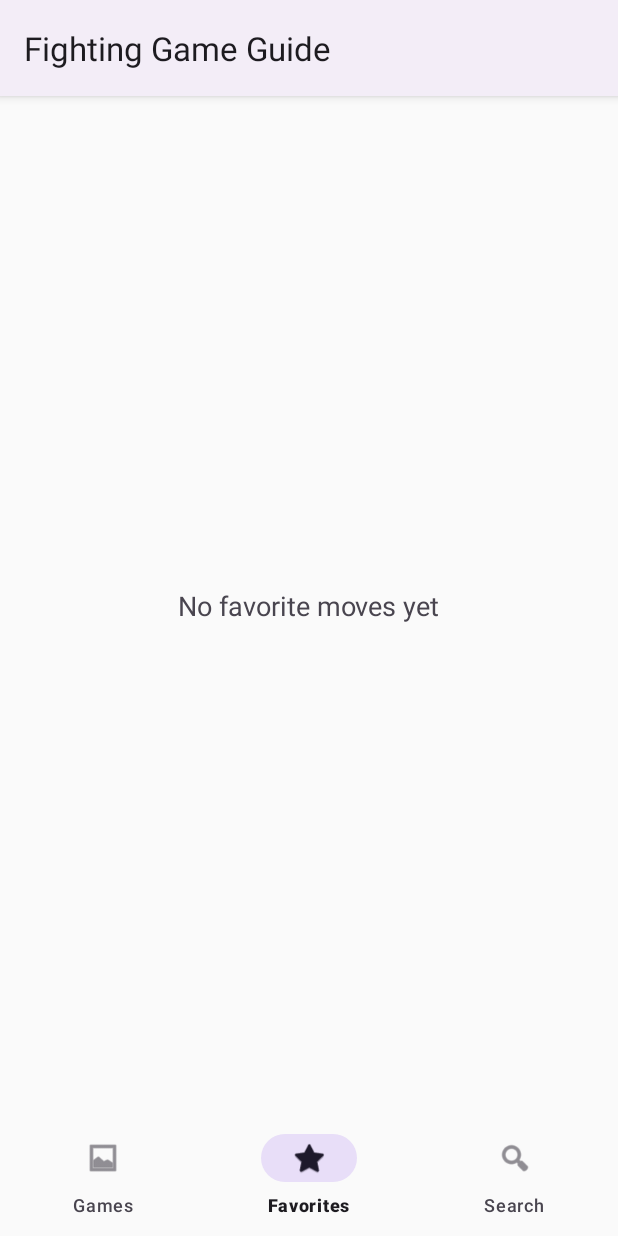
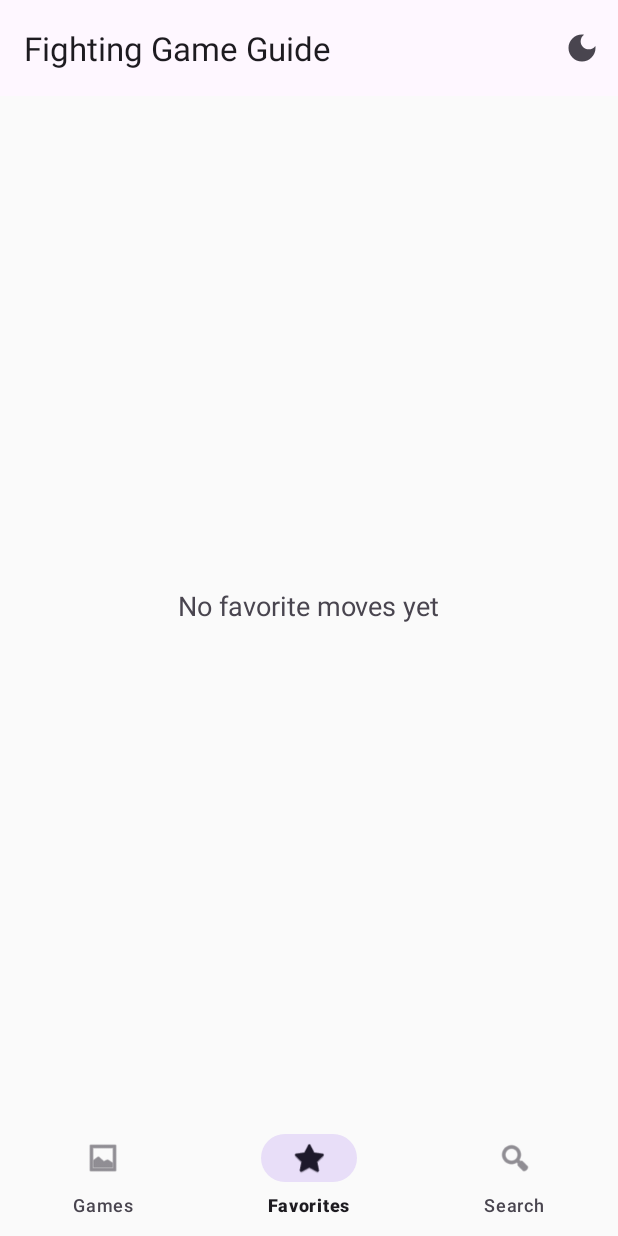
Before and after one commit to Samuel-Udani-III/App-Development-App-2, an Android app: the screen it shows after launch (MainActivity), item 2 of the bottom bar chosen, on a phone screen of 412 x 824 dp. Run offline under Robolectric (Android 15) with nearby library versions, the phone set to English and light mode, and no system bars; our stand-ins replace Room's generated code.

Commit message:
added dark mode and fixed search function

```diff
--- a/app/src/main/java/com/yaboi/plapisfightinggamemanual/MainActivity.kt
+++ b/app/src/main/java/com/yaboi/plapisfightinggamemanual/MainActivity.kt
@@ -2,13 +2,16 @@ package com.yaboi.plapisfightinggamemanual
 
 import android.content.Intent
 import android.os.Bundle
+import android.view.Menu
+import android.view.MenuItem
 import android.view.View
-import android.widget.TextView
 import android.widget.Toast
 import androidx.appcompat.app.AppCompatActivity
+import androidx.appcompat.app.AppCompatDelegate
 import androidx.fragment.app.Fragment
 import androidx.recyclerview.widget.LinearLayoutManager
 import androidx.recyclerview.widget.RecyclerView
+import com.google.android.material.appbar.MaterialToolbar
 import com.google.android.material.bottomnavigation.BottomNavigationView
 import com.yaboi.plapisfightinggamemanual.ui.FavoritesFragment
 import com.yaboi.plapisfightinggamemanual.ui.SearchFragment
@@ -16,7 +19,7 @@ import com.yaboi.plapisfightinggamemanual.ui.SearchFragment
 class MainActivity : AppCompatActivity() {
     private lateinit var recyclerView: RecyclerView
     private lateinit var bottomNavigation: BottomNavigationView
-    private lateinit var titleTextView: TextView
+    private lateinit var topAppBar: MaterialToolbar
 
     override fun onCreate(savedInstanceState: Bundle?) {
         super.onCreate(savedInstanceState)
@@ -24,7 +27,9 @@ class MainActivity : AppCompatActivity() {
 
         recyclerView = findViewById(R.id.gamesRecyclerView)
         bottomNavigation = findViewById(R.id.bottomNavigation)
-        titleTextView = findViewById(R.id.titleTextView)
+        topAppBar = findViewById(R.id.topAppBar)
+
+        setSupportActionBar(topAppBar)
 
         recyclerView.layoutManager = LinearLayoutManager(this)
         setupGames()
@@ -35,6 +40,42 @@ class MainActivity : AppCompatActivity() {
             showFavoritesFragment()
             bottomNavigation.selectedItemId = R.id.navigation_favorites
         }
+    }
+
+    override fun onCreateOptionsMenu(menu: Menu): Boolean {
+        menuInflater.inflate(R.menu.top_app_bar, menu)
+        updateThemeIcon(menu.findItem(R.id.action_toggle_theme))
+        return true
+    }
+
+    override fun onOptionsItemSelected(item: MenuItem): Boolean {
+        return when (item.itemId) {
+            R.id.action_toggle_theme -> {
+                toggleDarkMode()
+                true
+            }
+            else -> super.onOptionsItemSelected(item)
+        }
+    }
+
+    private fun toggleDarkMode() {
+        when (AppCompatDelegate.getDefaultNightMode()) {
+            AppCompatDelegate.MODE_NIGHT_YES -> {
+                AppCompatDelegate.setDefaultNightMode(AppCompatDelegate.MODE_NIGHT_NO)
+            }
+            else -> {
+                AppCompatDelegate.setDefaultNightMode(AppCompatDelegate.MODE_NIGHT_YES)
+            }
+        }
+    }
+
+    private fun updateThemeIcon(menuItem: MenuItem) {
+        menuItem.setIcon(
+            if (AppCompatDelegate.getDefaultNightMode() == AppCompatDelegate.MODE_NIGHT_YES)
+                R.drawable.ic_light_mode
+            else
+                R.drawable.ic_dark_mode
+        )
     }
 
     override fun onNewIntent(intent: Intent) {
@@ -113,7 +154,6 @@ class MainActivity : AppCompatActivity() {
 
     private fun showGamesView() {
         recyclerView.visibility = View.VISIBLE
-        titleTextView.visibility = View.VISIBLE
         supportFragmentManager.findFragmentById(R.id.fragmentContainer)?.let {
             supportFragmentManager.beginTransaction()
                 .remove(it)
@@ -123,7 +163,6 @@ class MainActivity : AppCompatActivity() {
 
     private fun showFavoritesFragment() {
         recyclerView.visibility = View.GONE
-        titleTextView.visibility = View.GONE
         val fragment = supportFragmentManager.findFragmentById(R.id.fragmentContainer)
         if (fragment !is FavoritesFragment) {
             supportFragmentManager.beginTransaction()
@@ -134,7 +173,6 @@ class MainActivity : AppCompatActivity() {
 
     private fun showSearchFragment() {
         recyclerView.visibility = View.GONE
-        titleTextView.visibility = View.GONE
         val fragment = supportFragmentManager.findFragmentById(R.id.fragmentContainer)
         if (fragment !is SearchFragment) {
             supportFragmentManager.beginTransaction()
--- a/app/src/main/java/com/yaboi/plapisfightinggamemanual/data/CapcomVsSNK2Repository.kt
+++ b/app/src/main/java/com/yaboi/plapisfightinggamemanual/data/CapcomVsSNK2Repository.kt
@@ -3,6 +3,10 @@ package com.yaboi.plapisfightinggamemanual.data
 object CapcomVsSNK2Repository {
     fun getCharacterDetails(characterId: String): CharacterDetails? {
         return characterData[characterId]
+    }
+
+    fun getAllCharacters(): List<CharacterDetails> {
+        return characterData.values.toList()
     }
 
     private val characterData = mapOf(
--- a/app/src/main/java/com/yaboi/plapisfightinggamemanual/data/GuiltyGearStriveRepository.kt
+++ b/app/src/main/java/com/yaboi/plapisfightinggamemanual/data/GuiltyGearStriveRepository.kt
@@ -3,6 +3,10 @@ package com.yaboi.plapisfightinggamemanual.data
 object GuiltyGearStriveRepository {
     fun getCharacterDetails(characterId: String): CharacterDetails? {
         return characterData[characterId]
+    }
+
+    fun getAllCharacters(): List<CharacterDetails> {
+        return characterData.values.toList()
     }
 
     private val characterData = mapOf(
--- a/app/src/main/java/com/yaboi/plapisfightinggamemanual/data/KingOfFighters15Repository.kt
+++ b/app/src/main/java/com/yaboi/plapisfightinggamemanual/data/KingOfFighters15Repository.kt
@@ -3,6 +3,10 @@ package com.yaboi.plapisfightinggamemanual.data
 object KingOfFighters15Repository {
     fun getCharacterDetails(characterId: String): CharacterDetails? {
         return characterData[characterId]
+    }
+
+    fun getAllCharacters(): List<CharacterDetails> {
+        return characterData.values.toList()
     }
 
     private val characterData = mapOf(
--- a/app/src/main/java/com/yaboi/plapisfightinggamemanual/data/SamuraiShodownRepository.kt
+++ b/app/src/main/java/com/yaboi/plapisfightinggamemanual/data/SamuraiShodownRepository.kt
@@ -3,6 +3,10 @@ package com.yaboi.plapisfightinggamemanual.data
 object SamuraiShodownRepository {
     fun getCharacterDetails(characterId: String): CharacterDetails? {
         return characterData[characterId]
+    }
+
+    fun getAllCharacters(): List<CharacterDetails> {
+        return characterData.values.toList()
     }
 
     private val characterData = mapOf(
--- a/app/src/main/java/com/yaboi/plapisfightinggamemanual/data/TekkenRepository.kt
+++ b/app/src/main/java/com/yaboi/plapisfightinggamemanual/data/TekkenRepository.kt
@@ -3,6 +3,10 @@ package com.yaboi.plapisfightinggamemanual.data
 object TekkenRepository {
     fun getCharacterDetails(characterId: String): CharacterDetails? {
         return characterData[characterId]
+    }
+
+    fun getAllCharacters(): List<CharacterDetails> {
+        return characterData.values.toList()
     }
 
     private val characterData = mapOf(
--- a/app/src/main/java/com/yaboi/plapisfightinggamemanual/ui/CharacterDetailActivity.kt
+++ b/app/src/main/java/com/yaboi/plapisfightinggamemanual/ui/CharacterDetailActivity.kt
@@ -23,7 +23,7 @@ class CharacterDetailActivity : AppCompatActivity() {
         super.onCreate(savedInstanceState)
         setContentView(R.layout.activity_character_detail)
 
-        val characterId = intent.getStringExtra(EXTRA_CHARACTER_ID)
+        var characterId = intent.getStringExtra(EXTRA_CHARACTER_ID)
         gameId = intent.getStringExtra(EXTRA_GAME_ID) ?: "ggst"
         val moveToHighlight = intent.getStringExtra(EXTRA_MOVE_TO_HIGHLIGHT)
 
@@ -31,6 +31,9 @@ class CharacterDetailActivity : AppCompatActivity() {
             finish()
             return
         }
+
+        // Strip game prefix from character ID if it exists
+        characterId = characterId.substringAfter("${gameId}_")
 
         characterDetails = try {
             when (gameId) {
--- a/app/src/main/java/com/yaboi/plapisfightinggamemanual/viewmodel/FavoriteMoveViewModel.kt
+++ b/app/src/main/java/com/yaboi/plapisfightinggamemanual/viewmodel/FavoriteMoveViewModel.kt
@@ -34,7 +34,7 @@ class FavoriteMoveViewModel(application: Application) : AndroidViewModel(applica
 
     fun addToFavorites(move: FavoriteMove) {
         viewModelScope.launch {
-            repository.insertFavorite(move)
+        repository.insertFavorite(move)
             updateFavoriteState(move.moveId, true)
         }
     }
@@ -48,7 +48,7 @@ class FavoriteMoveViewModel(application: Application) : AndroidViewModel(applica
 
     fun removeFromFavorites(move: FavoriteMove) {
         viewModelScope.launch {
-            repository.deleteFavorite(move)
+        repository.deleteFavorite(move)
             updateFavoriteState(move.moveId, false)
         }
     }
--- /dev/null
+++ b/app/src/main/res/drawable/ic_dark_mode.xml
@@ -0,0 +1,11 @@
+<?xml version="1.0" encoding="utf-8"?>
+<vector xmlns:android="http://schemas.android.com/apk/res/android"
+    android:width="24dp"
+    android:height="24dp"
+    android:viewportWidth="24"
+    android:viewportHeight="24"
+    android:tint="?attr/colorControlNormal">
+    <path
+        android:fillColor="@android:color/white"
+        android:pathData="M12,3c-4.97,0 -9,4.03 -9,9s4.03,9 9,9s9,-4.03 9,-9c0,-0.46 -0.04,-0.92 -0.1,-1.36c-0.98,1.37 -2.58,2.26 -4.4,2.26c-2.98,0 -5.4,-2.42 -5.4,-5.4c0,-1.81 0.89,-3.42 2.26,-4.4C12.92,3.04 12.46,3 12,3L12,3z"/>
+</vector>
--- /dev/null
+++ b/app/src/main/res/drawable/ic_light_mode.xml
@@ -0,0 +1,11 @@
+<?xml version="1.0" encoding="utf-8"?>
+<vector xmlns:android="http://schemas.android.com/apk/res/android"
+    android:width="24dp"
+    android:height="24dp"
+    android:viewportWidth="24"
+    android:viewportHeight="24"
+    android:tint="?attr/colorControlNormal">
+    <path
+        android:fillColor="@android:color/white"
+        android:pathData="M12,7c-2.76,0 -5,2.24 -5,5s2.24,5 5,5s5,-2.24 5,-5s-2.24,-5 -5,-5L12,7zM2,13l2,0c0.55,0 1,-0.45 1,-1s-0.45,-1 -1,-1l-2,0c-0.55,0 -1,0.45 -1,1s0.45,1 1,1zM20,13l2,0c0.55,0 1,-0.45 1,-1s-0.45,-1 -1,-1l-2,0c-0.55,0 -1,0.45 -1,1s0.45,1 1,1zM11,2v2c0,0.55 0.45,1 1,1s1,-0.45 1,-1V2c0,-0.55 -0.45,-1 -1,-1s-1,0.45 -1,1zM11,20v2c0,0.55 0.45,1 1,1s1,-0.45 1,-1v-2c0,-0.55 -0.45,-1 -1,-1s-1,0.45 -1,1zM5.99,4.58c-0.39,-0.39 -1.03,-0.39 -1.41,0c-0.39,0.39 -0.39,1.03 0,1.41l1.06,1.06c0.39,0.39 1.03,0.39 1.41,0s0.39,-1.03 0,-1.41L5.99,4.58zM18.36,16.95c-0.39,-0.39 -1.03,-0.39 -1.41,0c-0.39,0.39 -0.39,1.03 0,1.41l1.06,1.06c0.39,0.39 1.03,0.39 1.41,0c0.39,-0.39 0.39,-1.03 0,-1.41L18.36,16.95zM19.42,5.99c0.39,-0.39 0.39,-1.03 0,-1.41c-0.39,-0.39 -1.03,-0.39 -1.41,0l-1.06,1.06c-0.39,0.39 -0.39,1.03 0,1.41s1.03,0.39 1.41,0L19.42,5.99zM7.05,18.36c0.39,-0.39 0.39,-1.03 0,-1.41c-0.39,-0.39 -1.03,-0.39 -1.41,0l-1.06,1.06c-0.39,0.39 -0.39,1.03 0,1.41s1.03,0.39 1.41,0L7.05,18.36z"/>
+</vector>
--- a/app/src/main/res/layout/activity_main.xml
+++ b/app/src/main/res/layout/activity_main.xml
@@ -4,17 +4,21 @@
     android:layout_width="match_parent"
     android:layout_height="match_parent">
 
-    <TextView
-        android:id="@+id/titleTextView"
-        android:layout_width="wrap_content"
+    <com.google.android.material.appbar.AppBarLayout
+        android:id="@+id/appBarLayout"
+        android:layout_width="match_parent"
         android:layout_height="wrap_content"
-        android:layout_marginTop="16dp"
-        android:text="Fighting Game Guide"
-        android:textSize="24sp"
-        android:textStyle="bold"
-        app:layout_constraintLeft_toLeftOf="parent"
-        app:layout_constraintRight_toRightOf="parent"
-        app:layout_constraintTop_toTopOf="parent" />
+        app:layout_constraintTop_toTopOf="parent">
+
+        <com.google.android.material.appbar.MaterialToolbar
+            android:id="@+id/topAppBar"
+            android:layout_width="match_parent"
+            android:layout_height="?attr/actionBarSize"
+            app:menu="@menu/top_app_bar"
+            app:title="Fighting Game Guide"
+            style="@style/Widget.Material3.Toolbar.Surface" />
+
+    </com.google.android.material.appbar.AppBarLayout>
 
     <androidx.recyclerview.widget.RecyclerView
         android:id="@+id/gamesRecyclerView"
@@ -25,7 +29,7 @@
         app:layout_constraintBottom_toTopOf="@id/bottomNavigation"
         app:layout_constraintLeft_toLeftOf="parent"
         app:layout_constraintRight_toRightOf="parent"
-        app:layout_constraintTop_toTopOf="parent" />
+        app:layout_constraintTop_toBottomOf="@id/appBarLayout" />
 
     <androidx.fragment.app.FragmentContainerView
         android:id="@+id/fragmentContainer"
@@ -34,7 +38,7 @@
         app:layout_constraintBottom_toTopOf="@id/bottomNavigation"
         app:layout_constraintLeft_toLeftOf="parent"
         app:layout_constraintRight_toRightOf="parent"
-        app:layout_constraintTop_toTopOf="parent" />
+        app:layout_constraintTop_toBottomOf="@id/appBarLayout" />
 
     <com.google.android.material.bottomnavigation.BottomNavigationView
         android:id="@+id/bottomNavigation"
--- /dev/null
+++ b/app/src/main/res/menu/top_app_bar.xml
@@ -0,0 +1,9 @@
+<?xml version="1.0" encoding="utf-8"?>
+<menu xmlns:android="http://schemas.android.com/apk/res/android"
+    xmlns:app="http://schemas.android.com/apk/res-auto">
+    <item
+        android:id="@+id/action_toggle_theme"
+        android:icon="@drawable/ic_dark_mode"
+        android:title="Toggle Dark Mode"
+        app:showAsAction="always" />
+</menu>
--- a/app/src/main/res/values-night/themes.xml
+++ b/app/src/main/res/values-night/themes.xml
@@ -1,7 +1,15 @@
+<?xml version="1.0" encoding="utf-8"?>
 <resources xmlns:tools="http://schemas.android.com/tools">
     <!-- Base application theme. -->
-    <style name="Base.Theme.PlapisFightingGameManual" parent="Theme.Material3.DayNight.NoActionBar">
-        <!-- Customize your dark theme here. -->
-        <!-- <item name="colorPrimary">@color/my_dark_primary</item> -->
+    <style name="Theme.PlapisFightingGameManual" parent="Theme.Material3.Dark.NoActionBar">
+        <item name="colorPrimary">@color/primary_dark_theme</item>
+        <item name="colorPrimaryDark">@color/primary_dark_dark_theme</item>
+        <item name="colorAccent">@color/accent_dark_theme</item>
+        <item name="android:windowBackground">@color/background_dark</item>
+        <item name="android:textColorPrimary">@color/primary_text_dark</item>
+        <item name="android:textColorSecondary">@color/secondary_text_dark</item>
+        <item name="android:divider">@color/divider_dark</item>
+        <item name="android:windowLightStatusBar">false</item>
+        <item name="materialCardViewStyle">@style/Widget.Material3.CardView.Elevated</item>
     </style>
 </resources>
--- a/app/src/main/res/values/colors.xml
+++ b/app/src/main/res/values/colors.xml
@@ -1,5 +1,6 @@
 <?xml version="1.0" encoding="utf-8"?>
 <resources>
+    <!-- Light Theme Colors -->
     <color name="primary">#2196F3</color>
     <color name="primary_dark">#1976D2</color>
     <color name="primary_light">#BBDEFB</color>
@@ -10,6 +11,18 @@
     <color name="divider">#BDBDBD</color>
     <color name="background">#FAFAFA</color>
     <color name="card_background">#FFFFFF</color>
+
+    <!-- Dark Theme Colors -->
+    <color name="primary_dark_theme">#90CAF9</color>
+    <color name="primary_dark_dark_theme">#64B5F6</color>
+    <color name="accent_dark_theme">#FF80AB</color>
+    <color name="primary_text_dark">#FFFFFF</color>
+    <color name="secondary_text_dark">#B3FFFFFF</color>
+    <color name="divider_dark">#1FFFFFFF</color>
+    <color name="background_dark">#121212</color>
+    <color name="card_background_dark">#1E1E1E</color>
+
+    <!-- Other Colors -->
     <color name="damage_text">#F44336</color>
     <color name="frame_data_text">#757575</color>
     <color name="move_input_text">#2196F3</color>
--- a/app/src/main/res/values/themes.xml
+++ b/app/src/main/res/values/themes.xml
@@ -1,6 +1,6 @@
 <?xml version="1.0" encoding="utf-8"?>
 <resources>
-    <style name="Theme.PlapisFightingGameManual" parent="Theme.Material3.Light">
+    <style name="Theme.PlapisFightingGameManual" parent="Theme.Material3.Light.NoActionBar">
         <item name="colorPrimary">@color/primary</item>
         <item name="colorPrimaryDark">@color/primary_dark</item>
         <item name="colorAccent">@color/accent</item>
@@ -9,5 +9,6 @@
         <item name="android:textColorSecondary">@color/secondary_text</item>
         <item name="android:divider">@color/divider</item>
         <item name="android:windowLightStatusBar">true</item>
+        <item name="materialCardViewStyle">@style/Widget.Material3.CardView.Elevated</item>
     </style>
 </resources>
```
Also changed, not shown: app/src/main/java/com/yaboi/plapisfightinggamemanual/ui/SearchFragment.kt (+7 -6 lines), app/src/main/java/com/yaboi/plapisfightinggamemanual/viewmodel/SearchViewModel.kt (+204 -52 lines).
